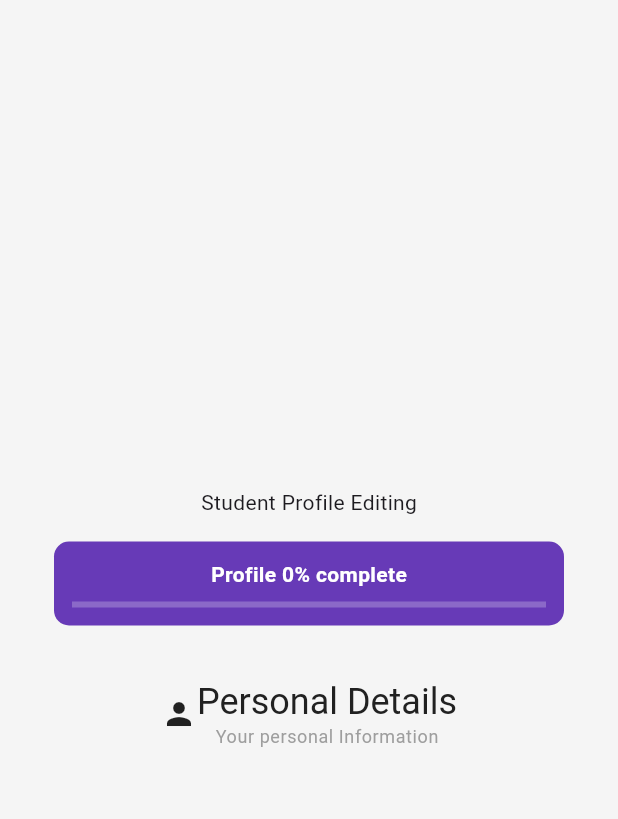
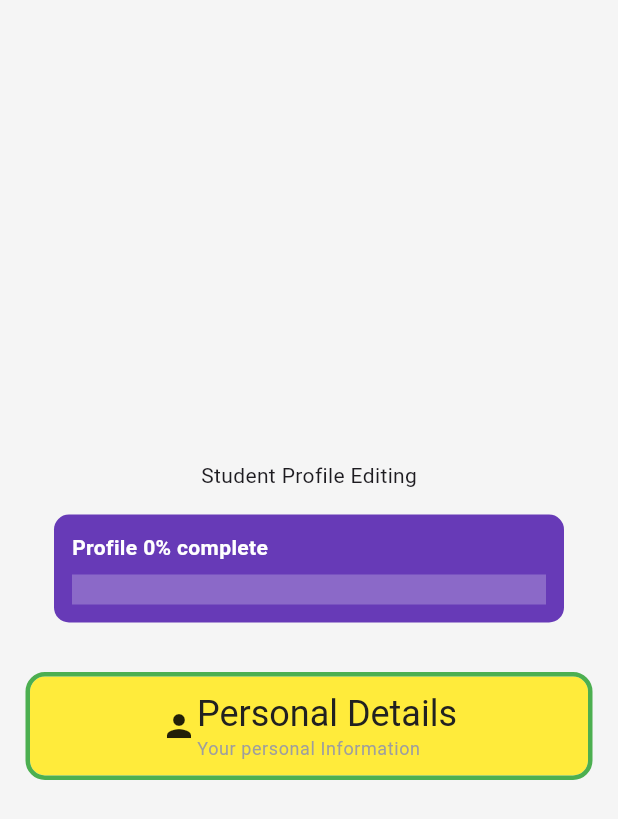
Before and after one commit to Motasim-Fuad/TutorWise, a Flutter app: the StudentEditProfileScreen screen opened by its route, on a phone screen of 412 x 824 dp. Shown: the top 819 px of the screen. Run offline on Flutter 3.47's test engine with Material 3 defaults, Android fonts, the phone set to English and light mode, and no system bars; our stand-ins replace flutter_dotenv, fluttertoast, get, image_picker, lottie, shared_preferences; accounts and stored records are empty; network calls fail.

Commit message:
student Dashbord

```diff
--- a/lib/models/Student/student_profile_progress_Model.dart
+++ b/lib/models/Student/student_profile_progress_Model.dart
@@ -4,6 +4,8 @@ class StudentProfileModel {
   StudentProfileModel({required this.completion});
 
   factory StudentProfileModel.fromJson(Map<String, dynamic> json) {
-    return StudentProfileModel(completion: json['completion'] ?? 0);
+    return StudentProfileModel(
+      completion: json['profile_complete_percentage'] ?? 0,
+    );
   }
 }
--- a/lib/resources/app_url/app_url.dart
+++ b/lib/resources/app_url/app_url.dart
@@ -1,5 +1,6 @@
 class AppUrl{
-  static const String baseurl='https://backend.tutorwise.com.bd';
+  //static const String baseurl='https://backend.tutorwise.com.bd';
+  static const String baseurl='http://192.168.0.240:8000';
   static const String loginApi='$baseurl/api/account/login/';
   static const String singUpApi='$baseurl/api/account/signup/';
   static const String otp_verifyApi='$baseurl/api/account/verify-otp/';
--- a/lib/screen/Student/student_profile/student_edit_profile_Screen/student_edit_profile_Screen.dart
+++ b/lib/screen/Student/student_profile/student_edit_profile_Screen/student_edit_profile_Screen.dart
@@ -2,12 +2,26 @@ import 'package:flutter/material.dart';
 import 'package:get/get.dart';
 import 'package:tutorapp/resources/routes/route_name.dart';
 import 'package:tutorapp/screen/Student/student_profile/student_edit_profile_Screen/widget/st_profile_progressbar.dart';
+import 'package:tutorapp/screen_models/Controller/Student/Student_profile_screen_model.dart';
 
-class StudentEditProfileScreen extends StatelessWidget {
+class StudentEditProfileScreen extends StatefulWidget {
   const StudentEditProfileScreen({super.key});
 
   @override
+  State<StudentEditProfileScreen> createState() => _StudentEditProfileScreenState();
+}
+
+class _StudentEditProfileScreenState extends State<StudentEditProfileScreen> {
+  final controller = Get.put(StudentProfileScreenModel());
+  @override
+  void initState() {
+    // TODO: implement initState
+    super.initState();
+  }
+  @override
   Widget build(BuildContext context) {
+
+
     return Scaffold(
       body: Padding(
         padding: const EdgeInsets.symmetric(horizontal: 20),
@@ -15,25 +29,39 @@ class StudentEditProfileScreen extends StatelessWidget {
           mainAxisAlignment: MainAxisAlignment.center,
           crossAxisAlignment: CrossAxisAlignment.center,
           children: [
-            Text("Student Profile Editing"),
+            const Text("Student Profile Editing"),
             StudentProfileProgressWidget(),
-           SizedBox(height: 20,),
+            const SizedBox(height: 20),
             GestureDetector(
-              onTap: (){
+              onTap: () {
                 Get.toNamed(RouteName.studentPersonalDetailsScreen);
               },
-              child:  Row(
+              child: Container(
+                  padding: EdgeInsets.symmetric(vertical: 10),
+                decoration: BoxDecoration(
+                  border: Border.all(width: 3,strokeAlign: 1,color: Colors.green),
+                  borderRadius: BorderRadius.circular(10),
+                    color: Colors.yellow
+                ),
+                child: Row(
                   mainAxisAlignment: MainAxisAlignment.center,
-                crossAxisAlignment: CrossAxisAlignment.center,
                   children: [
-                  Icon(Icons.person),
+                    const Icon(Icons.person),
                     Column(
+                      crossAxisAlignment: CrossAxisAlignment.start,
                       children: [
-                      Text("Personal Details",style: Theme.of(context).textTheme.titleLarge),
-                      Text("Your personal Information",style: Theme.of(context).textTheme.bodySmall?.copyWith(color: Colors.grey),)
+                        Text(
+                          "Personal Details",
+                          style: Theme.of(context).textTheme.titleLarge,
+                        ),
+                        Text(
+                          "Your personal Information",
+                          style: Theme.of(context).textTheme.bodySmall?.copyWith(color: Colors.grey),
+                        ),
                       ],
-                  )
+                    ),
                   ],
+                ),
               ),
             )
           ],
--- a/lib/screen/Student/student_profile/student_edit_profile_Screen/widget/st_profile_progressbar.dart
+++ b/lib/screen/Student/student_profile/student_edit_profile_Screen/widget/st_profile_progressbar.dart
@@ -1,20 +1,36 @@
 import 'package:flutter/material.dart';
 import 'package:get/get.dart';
-import 'package:tutorapp/screen_models/Controller/Student/Student_profile_screen_model.dart';
+import '../../../../../screen_models/Controller/Student/Student_profile_screen_model.dart';
 
 
-class StudentProfileProgressWidget extends StatelessWidget {
-  final StudentProfileScreenModel viewModel = Get.put(StudentProfileScreenModel());
+class StudentProfileProgressWidget extends StatefulWidget {
+  @override
+  State<StudentProfileProgressWidget> createState() => _StudentProfileProgressWidgetState();
+}
+
+class _StudentProfileProgressWidgetState extends State<StudentProfileProgressWidget> {
+  final StudentProfileScreenModel controller = Get.put(StudentProfileScreenModel());
+
+  @override
+  void initState() {
+    super.initState();
+    final shouldRefresh = Get.arguments == true;
+    if (shouldRefresh) {
+      controller.fetchProfileProgress();
+    }
+  }
 
   @override
   Widget build(BuildContext context) {
     return Obx(() {
-      if (viewModel.isLoading.value) {
+      if (controller.isLoading.value) {
         return const Padding(
           padding: EdgeInsets.all(20),
-          child: LinearProgressIndicator(),
+          child: Center(child: CircularProgressIndicator()),
         );
       }
+
+
 
       return Container(
         margin: const EdgeInsets.all(16),
@@ -24,9 +40,10 @@ class StudentProfileProgressWidget extends StatelessWidget {
           borderRadius: BorderRadius.circular(10),
         ),
         child: Column(
+          crossAxisAlignment: CrossAxisAlignment.start,
           children: [
             Text(
-              'Profile ${viewModel.completion.value}% complete',
+              'Profile ${controller.completion.value}% complete',
               style: const TextStyle(
                 color: Colors.white,
                 fontWeight: FontWeight.bold,
@@ -34,13 +51,23 @@ class StudentProfileProgressWidget extends StatelessWidget {
             ),
             const SizedBox(height: 8),
             LinearProgressIndicator(
-              value: viewModel.completion.value / 100,
+              minHeight: 20.0,
+              value: controller.completion.value / 100.0,
               backgroundColor: Colors.white24,
-              valueColor: const AlwaysStoppedAnimation<Color>(Colors.white),
+              valueColor: AlwaysStoppedAnimation<Color>(
+                getProgressColor(controller.completion.value),
+              ),
             ),
           ],
         ),
       );
     });
   }
+
+  Color getProgressColor(int value) {
+    if (value >= 80) return Colors.green;
+    if (value >= 50) return Colors.orange;
+    if(value ==0)return Colors.white;
+    return Colors.red;
+  }
 }
--- a/lib/screen_models/Controller/Student/Student_profile_screen_model.dart
+++ b/lib/screen_models/Controller/Student/Student_profile_screen_model.dart
@@ -1,7 +1,5 @@
 import 'package:get/get.dart';
-
 import '../../../repository/Student_DashBoard/st_profile_progressbar_repository.dart';
-
 
 class StudentProfileScreenModel extends GetxController {
   final _repo = StProfileProgressbarRepository();
@@ -13,6 +11,7 @@ class StudentProfileScreenModel extends GetxController {
     isLoading.value = true;
     try {
       final model = await _repo.fetchProfileProgress();
+      print("Progress fetched: ${model.completion}");
       completion.value = model.completion;
     } catch (e) {
       print("Error loading profile progress: $e");
--- a/lib/screen_models/services/splash_services.dart
+++ b/lib/screen_models/services/splash_services.dart
@@ -15,7 +15,7 @@ class SplashServices{
       print("Token: ${value.token}");
       print("Is Logged In: ${value.isLogin}");
       print("User Type: ${value.userType}");
-      print("studenid: ${value.studentId}");
+
 
       if (value.isLogin == false || value.token.isEmpty) {
         Timer(Duration(seconds: 3), () {
--- a/pubspec.yaml
+++ b/pubspec.yaml
@@ -40,6 +40,7 @@ dependencies:
   fluttertoast: ^8.2.12
   flutter_dotenv: ^5.1.0
   image_picker: ^1.1.2
+  lottie: ^3.1.0
 
 
 dev_dependencies:
```
Also changed, not shown: assets/images/AnimationSplash.json (added, +1 -0 lines), lib/data/network/network_api_services.dart (+85 -25 lines), lib/models/user_model.dart (+4 -4 lines), lib/repository/Student_DashBoard/st_personal_details_repository.dart (+51 -30 lines), lib/repository/Student_DashBoard/st_profile_progressbar_repository.dart (+6 -1 lines), lib/screen/Student/student_profile/student_edit_profile_Screen/student_personal_details_screen.dart (+32 -12 lines), lib/screen/splash/splash_screen.dart (+11 -5 lines), lib/screen_models/Controller/Student/student_personal_details_screen_model.dart (+34 -12 lines), lib/screen_models/Controller/login_screen_model.dart (+4 -6 lines), lib/screen_models/Controller/user_preference.dart (+3 -8 lines), lib/models/Student/student_profile_model.dart (added), pubspec.lock. Lines whose indentation alone changed are shown as unchanged.
